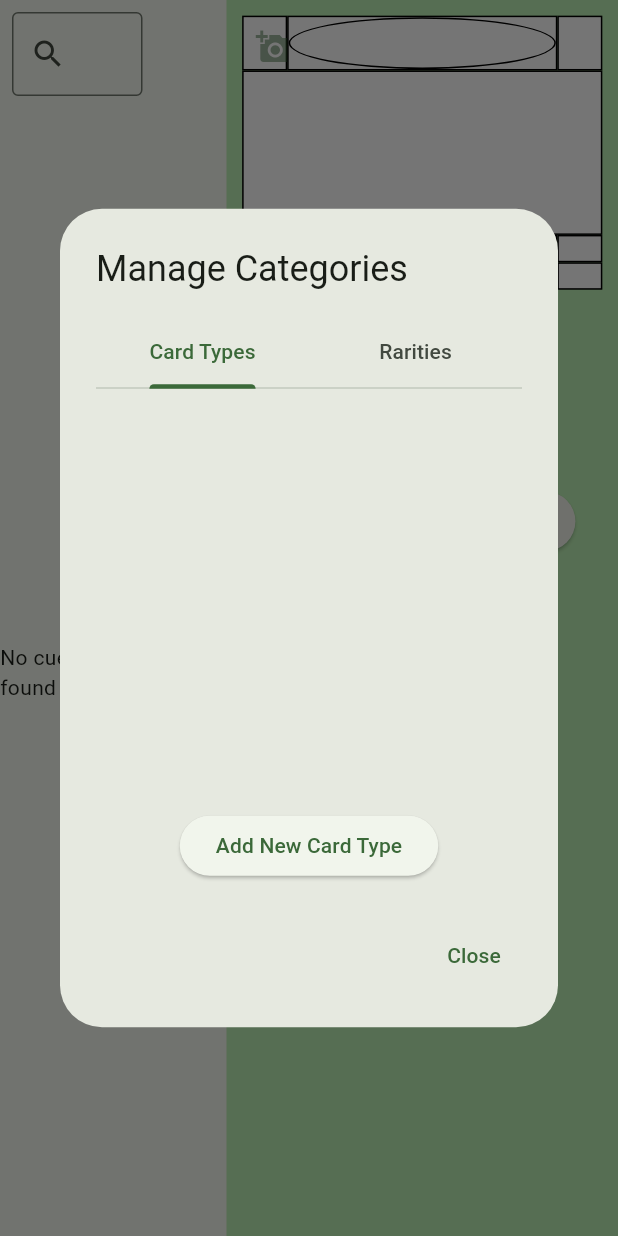
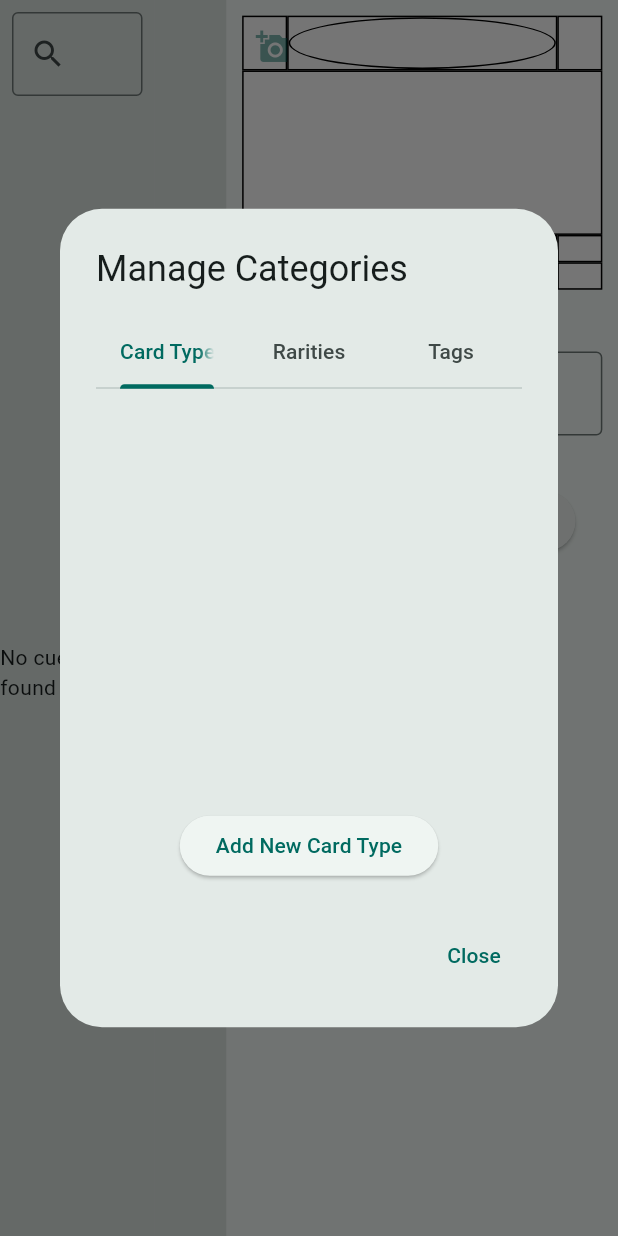
Before and after one commit to SynsLyns/dnd_cuecard_app, a Flutter app: the screen it shows after launch, after a tap on the "settings" icon, on a phone screen of 412 x 824 dp. Run offline on Flutter 3.47's test engine with Material 3 defaults, Android fonts, the phone set to English and light mode, and no system bars; our stand-ins replace flutter_colorpicker, image_picker, sqflite_common_ffi; accounts and stored records are empty.

Commit message:
Added tags

```diff
--- a/lib/app_state.dart
+++ b/lib/app_state.dart
@@ -2,6 +2,7 @@ import 'package:dnd_cuecard_app/logic/cue_card_database.dart';
 import 'package:dnd_cuecard_app/models/card_type.dart';
 import 'package:dnd_cuecard_app/models/cue_card.dart';
 import 'package:dnd_cuecard_app/models/rarity.dart';
+import 'package:dnd_cuecard_app/models/tag.dart';
 import 'package:flutter/material.dart';
 
 class AppState extends ChangeNotifier {
@@ -10,6 +11,7 @@ class AppState extends ChangeNotifier {
   List<CueCard> cueCards = [];
   List<Rarity> rarities = [];
   List<CardType> cardTypes = [];
+  List<Tag> tags = [];
 
   CueCard? selectedCard;
 
@@ -20,6 +22,7 @@ class AppState extends ChangeNotifier {
       loadRarities(),
       loadCardTypes(),
       loadCueCards(),
+      loadTags(),
     ]);
   }
 
@@ -38,6 +41,11 @@ class AppState extends ChangeNotifier {
     notifyListeners();
   }
 
+  Future<void> loadTags() async {
+    tags = await _cueCardDatabase.getTags();
+    notifyListeners();
+  }
+
   void selectCard(CueCard? card) {
     selectedCard = card;
     notifyListeners();
--- a/lib/logic/cue_card_creator.dart
+++ b/lib/logic/cue_card_creator.dart
@@ -5,13 +5,14 @@ import 'package:dnd_cuecard_app/logic/cue_card_database.dart';
 import 'package:dnd_cuecard_app/models/card_type.dart';
 import 'package:dnd_cuecard_app/models/cue_card.dart';
 import 'package:dnd_cuecard_app/models/rarity.dart';
+import 'package:dnd_cuecard_app/models/tag.dart';
 import 'package:path_provider/path_provider.dart';
 import 'package:crypto/crypto.dart';
 
 class CueCardCreator {
   static final CueCardDatabase _cueCardDatabase = CueCardDatabase();
 
-  static Future<void> createCueCard(String title, String requirements, String description, String box1, String box2, String notes, List<String> tags, int? type, int? rarity, String? iconFilePath) async {
+  static Future<void> createCueCard(String title, String requirements, String description, String box1, String box2, String notes, List<Tag> tags, int? type, int? rarity, String? iconFilePath) async {
     iconFilePath = await getIconFilePath(iconFilePath);
 
     CueCard cueCard = CueCard(
@@ -31,7 +32,7 @@ class CueCardCreator {
     await _cueCardDatabase.insertCueCard(cueCard);
   }
 
-  static Future<void> updateCueCard(int id, String title, String requirements, String description, String box1, String box2, String notes, List<String> tags, int? type, int? rarity, String? iconFilePath) async {
+  static Future<void> updateCueCard(int id, String title, String requirements, String description, String box1, String box2, String notes, List<Tag> tags, int? type, int? rarity, String? iconFilePath) async {
     iconFilePath = await getIconFilePath(iconFilePath);
 
     CueCard cueCard = CueCard(
@@ -92,6 +93,27 @@ class CueCardCreator {
     await _cueCardDatabase.deleteRarity(id);
   }
 
+  static Future<bool> createTag(String name) async {
+    if (await _cueCardDatabase.tagNameExists(name)) {
+      return false;
+    }
+    await _cueCardDatabase.insertTag(Tag(name: name));
+    return true;
+  }
+
+  static Future<bool> updateTag(int id, String name) async {
+    if (await _cueCardDatabase.tagNameExists(name, id)) {
+      return false;
+    }
+    await _cueCardDatabase.updateTag(Tag(id: id, name: name));
+    return true;
+  }
+
+  static Future<void> deleteTag(int id) async {
+    await _cueCardDatabase.deleteTag(id);
+  }
+
+
   static Future<String?> getIconFilePath(String? iconFilePath) async {
     if (iconFilePath == null) {
       return null;
--- a/lib/logic/cue_card_database.dart
+++ b/lib/logic/cue_card_database.dart
@@ -1,15 +1,14 @@
 import 'dart:async';
 import 'dart:io';
 
-import 'package:flutter/painting.dart';
 import 'package:path/path.dart';
 import 'package:path_provider/path_provider.dart';
 import 'package:sqflite_common_ffi/sqflite_ffi.dart';
-import 'package:flutter/foundation.dart';
 
 import '../models/card_type.dart';
 import '../models/cue_card.dart';
 import '../models/rarity.dart';
+import '../models/tag.dart';
 
 class CueCardDatabase {
   static final CueCardDatabase _instance = CueCardDatabase._internal();
@@ -94,9 +93,9 @@ class CueCardDatabase {
   Future<int> insertCueCard(CueCard cueCard) async {
     final db = await database;
     int id = await db.insert('cue_cards', cueCard.toMapForInsert());
-    for (String tagName in cueCard.tags) {
-      await db.insert('tags', {'name': tagName}, conflictAlgorithm: ConflictAlgorithm.ignore);
-      await db.insert('cue_card_tags', {'cue_card_id': id, 'tag_id': tagName});
+    for (String tagName in cueCard.tags.map((tag) => tag.name)) {
+      final tagId = await _getOrCreateTagId(db, tagName);
+      await db.insert('cue_card_tags', {'cue_card_id': id, 'tag_id': tagId}, conflictAlgorithm: ConflictAlgorithm.ignore);
     }
     return id;
   }
@@ -104,27 +103,53 @@ class CueCardDatabase {
   Future<CueCard> getCueCard(int id) async {
     final db = await database;
     final List<Map<String, Object?>> cueCard = await db.query('cue_cards', where: 'id = ?', whereArgs: [id]);
-    return CueCard.fromMap(cueCard[0]);
+    final List<Tag> tags = await getTagsForCueCard(id);
+    return CueCard.fromMap(cueCard[0], tags);
   }
 
   Future<List<CueCard>> getAllCueCards() async {
     final db = await database;
     final List<Map<String, Object?>> cueCards = await db.query('cue_cards');
-    return [
-      for (final {
-        'id' : id as int?,
-        'title' : title as String?,
-        'requirements' : requirements as String?,
-        'description' : description as String?,
-        'box1' : box1 as String?,
-        'box2' : box2 as String?,
-        'notes' : notes as String?,
-        'type' : type as int?,
-        'rarity' : rarity as int?,
-        'icon' : icon as String?,
-      } in cueCards)
-      CueCard(id: id, title: title, requirements: requirements, description: description, box1: box1, box2: box2, notes: notes, tags: [], dateCreated: null, type: type, rarity: rarity, iconFilePath: icon),
-    ];
+    List<CueCard> cueCardList = [];
+    for (final cueCardMap in cueCards) {
+      final int id = cueCardMap['id'] as int;
+      final String? title = cueCardMap['title'] as String?;
+      final String? requirements = cueCardMap['requirements'] as String?;
+      final String? description = cueCardMap['description'] as String?;
+      final String? box1 = cueCardMap['box1'] as String?;
+      final String? box2 = cueCardMap['box2'] as String?;
+      final String? notes = cueCardMap['notes'] as String?;
+      final int? type = cueCardMap['type'] as int?;
+      final int? rarity = cueCardMap['rarity'] as int?;
+      final String? icon = cueCardMap['icon'] as String?;
+      final List<Tag> tags = await getTagsForCueCard(id);
+
+      cueCardList.add(CueCard(
+        id: id,
+        title: title,
+        requirements: requirements,
+        description: description,
+        box1: box1,
+        box2: box2,
+        notes: notes,
+        tags: tags,
+        dateCreated: null,
+        type: type,
+        rarity: rarity,
+        iconFilePath: icon,
+      ));
+    }
+    return cueCardList;
+  }
+
+  Future<List<Tag>> getTagsForCueCard(int cueCardId) async {
+    final db = await database;
+    final List<Map<String, Object?>> tagMaps = await db.rawQuery('''
+      SELECT T.id, T.name FROM tags AS T
+      INNER JOIN cue_card_tags AS CCT ON T.id = CCT.tag_id
+      WHERE CCT.cue_card_id = ?
+    ''', [cueCardId]);
+    return tagMaps.map((map) => Tag.fromMap(map)).toList();
   }
 
   Future<int> updateCueCard(CueCard cueCard) async {
@@ -135,7 +160,11 @@ class CueCardDatabase {
       where: 'id = ?',
       whereArgs: [cueCard.id],
     );
-    debugPrint('Updated cue card with id: ${cueCard.id}');
+    await db.delete('cue_card_tags', where: 'cue_card_id = ?', whereArgs: [cueCard.id]);
+    for (String tagName in cueCard.tags.map((tag) => tag.name)) {
+      final tagId = await _getOrCreateTagId(db, tagName);
+      await db.insert('cue_card_tags', {'cue_card_id': cueCard.id, 'tag_id': tagId}, conflictAlgorithm: ConflictAlgorithm.ignore);
+    }
     return result;
   }
 
@@ -151,14 +180,7 @@ class CueCardDatabase {
   Future<List<Rarity>> getRarities() async {
     final db = await database;
     final List<Map<String, Object?>> rarities = await db.query('rarities');
-    return [
-      for (final {
-        'id' : id as int,
-        'name' : name as String,
-        'color' : color as int,
-      } in rarities)
-      Rarity(id: id, name: name, color: Color(color)),
-    ];
+    return rarities.map((map) => Rarity.fromMap(map)).toList();
   }
 
   Future<int> insertRarity(Rarity rarity) async {
@@ -188,14 +210,7 @@ class CueCardDatabase {
   Future<List<CardType>> getCardTypes() async {
     final db = await database;
     final List<Map<String, Object?>> cardTypes = await db.query('card_types');
-    return [
-      for (final {
-        'id' : id as int,
-        'name' : name as String,
-        'color' : color as int,
-      } in cardTypes)
-      CardType(id: id, name: name, color: Color(color)),
-    ];
+    return cardTypes.map((map) => CardType.fromMap(map)).toList();
   }
 
   Future<int> insertCardType(CardType cardType) async {
@@ -222,6 +237,36 @@ class CueCardDatabase {
     );
   }
 
+  Future<List<Tag>> getTags() async {
+    final db = await database;
+    final List<Map<String, Object?>> tags = await db.query('tags');
+    return tags.map((map) => Tag.fromMap(map)).toList();
+  }
+
+  Future<int> insertTag(Tag tag) async {
+    final db = await database;
+    return await db.insert('tags', tag.toMapForInsert());
+  }
+
+  Future<int> updateTag(Tag tag) async {
+    final db = await database;
+    return await db.update(
+      'tags',
+      tag.toMapForInsert(),
+      where: 'id = ?',
+      whereArgs: [tag.id],
+    );
+  }
+
+  Future<int> deleteTag(int id) async {
+    final db = await database;
+    return await db.delete(
+      'tags',
+      where: 'id = ?',
+      whereArgs: [id],
+    );
+  }
+
   Future<bool> rarityNameExists(String name, [int? id]) async {
     final db = await database;
     List<Map<String, Object?>> result;
@@ -243,4 +288,29 @@ class CueCardDatabase {
     }
     return result.isNotEmpty;
   }
+
+  Future<bool> tagNameExists(String name, [int? id]) async {
+    final db = await database;
+    List<Map<String, Object?>> result;
+    if (id == null) {
+      result = await db.query('tags', where: 'name = ?', whereArgs: [name]);
+    } else {
+      result = await db.query('tags', where: 'name = ? AND id != ?', whereArgs: [name, id]);
+    }
+    return result.isNotEmpty;
+  }
+
+  Future<int> _getOrCreateTagId(Database db, String tagName) async {
+    final List<Map<String, Object?>> existingTags = await db.query(
+      'tags',
+      where: 'name = ?',
+      whereArgs: [tagName],
+    );
+
+    if (existingTags.isNotEmpty) {
+      return existingTags.first['id'] as int;
+    } else {
+      return await db.insert('tags', {'name': tagName});
+    }
+  }
 }
--- a/lib/main.dart
+++ b/lib/main.dart
@@ -24,7 +24,7 @@ class MyApp extends StatelessWidget {
         title: 'DnD Cue Cards',
         theme: ThemeData(
           useMaterial3: true,
-          colorScheme: ColorScheme.fromSeed(seedColor: Colors.green),
+          colorScheme: ColorScheme.fromSeed(seedColor: Colors.teal, brightness: Brightness.light),
         ),
         home: MyHomePage(),
       ),
@@ -48,30 +48,50 @@ class _MyHomePageState extends State<MyHomePage> {
         return Scaffold(
           body: Row(
             children: [
+              Container(
+                color: Theme.of(context).colorScheme.surfaceContainerHighest,
+                child: Row(
+                  children: [
                     if (_isLibraryVisible)
                       AnimatedContainer(
+                        color: Theme.of(
+                          context,
+                        ).colorScheme.surfaceContainerHigh,
                         duration: Duration(milliseconds: 200),
                         width: constraints.maxWidth / 4,
                         child: CueCardLibraryView(),
                       ),
+                    Flex(
+                      direction: Axis.vertical,
+                      mainAxisAlignment: MainAxisAlignment.center,
+                      children: [
                         IconButton(
-                icon: Icon(_isLibraryVisible ? Icons.chevron_left : Icons.chevron_right),
+                          icon: Icon(
+                            _isLibraryVisible
+                                ? Icons.chevron_left
+                              : Icons.chevron_right,
+                        ),
                         onPressed: () {
                           setState(() {
                             _isLibraryVisible = !_isLibraryVisible;
                           });
                         },
                       ),
+                      ]
+                    ),
+                  ],
+                ),
+              ),
               Expanded(
                 child: Container(
-                  color: Theme.of(context).colorScheme.primaryContainer,
+                  color: Theme.of(context).colorScheme.surface,
                   child: CueCardCreatorView(),
                 ),
               ),
             ],
           ),
         );
-      }
+      },
     );
   }
 }
--- a/lib/screens/cue_card_creator_view.dart
+++ b/lib/screens/cue_card_creator_view.dart
@@ -95,7 +95,6 @@ class _CueCardCreatorViewState extends State<CueCardCreatorView> {
 
     void handleNewCard() {
       clearCueCard();
-      context.read<AppState>().selectCard(null);
     }
 
     return LayoutBuilder(
--- a/lib/screens/cue_card_form_controllers.dart
+++ b/lib/screens/cue_card_form_controllers.dart
@@ -3,6 +3,7 @@ import 'package:dnd_cuecard_app/logic/cue_card_creator.dart';
 import 'package:dnd_cuecard_app/models/card_type.dart';
 import 'package:dnd_cuecard_app/models/cue_card.dart';
 import 'package:dnd_cuecard_app/models/rarity.dart';
+import 'package:dnd_cuecard_app/models/tag.dart';
 import 'package:flutter/material.dart';
 import 'package:image_picker/image_picker.dart';
 
@@ -15,6 +16,7 @@ class CueCardFormControllers {
   final box2Controller = TextEditingController();
   final cardTypeController = TextEditingController();
   final rarityController = TextEditingController();
+  List<Tag> tags = [];
 
   void dispose() {
     titleController.dispose();
@@ -25,6 +27,7 @@ class CueCardFormControllers {
     box2Controller.dispose();
     cardTypeController.dispose();
     rarityController.dispose();
+    tags.clear();
   }
 
   void loadCard(CueCard card, AppState appState) {
@@ -32,6 +35,7 @@ class CueCardFormControllers {
     requirementsController.text = card.requirements ?? '';
     descriptionController.text = card.description ?? '';
     notesController.text = card.notes ?? '';
+    tags = List<Tag>.from(card.tags);
     box1Controller.text = card.box1 ?? '';
     box2Controller.text = card.box2 ?? '';
 
@@ -61,7 +65,7 @@ class CueCardFormControllers {
         box1Controller.text,
         box2Controller.text,
         notesController.text,
-        [],
+        tags,
         cardTypeController.text.isEmpty ? null : cardTypes.firstWhere((type) => type.name == cardTypeController.text).id,
         rarityController.text.isEmpty ? null : rarities.firstWhere((r) => r.name == rarityController.text).id,
         image?.path,
@@ -75,7 +79,7 @@ class CueCardFormControllers {
         box1Controller.text,
         box2Controller.text,
         notesController.text,
-        [],
+        tags,
         cardTypeController.text.isEmpty ? null : cardTypes.firstWhere((type) => type.name == cardTypeController.text).id,
         rarityController.text.isEmpty ? null : rarities.firstWhere((r) => r.name == rarityController.text).id,
         image?.path,
@@ -93,6 +97,7 @@ class CueCardFormControllers {
     box1Controller.clear();
     box2Controller.clear();
     notesController.clear();
+    tags.clear();
     cardTypeController.clear();
     rarityController.clear();
     appState.selectCard(null);
--- a/lib/screens/cue_card_library_view.dart
+++ b/lib/screens/cue_card_library_view.dart
@@ -40,7 +40,9 @@ class _CueCardLibraryViewState extends State<CueCardLibraryView> {
       return (cueCard.title ?? '').toLowerCase().contains(_searchText.toLowerCase());
     }).toList();
 
-    return Column(
+    return Container(
+      color: Theme.of(context).colorScheme.surfaceContainerHighest,
+      child: Column(
         children: [
           Padding(
             padding: const EdgeInsets.all(8.0),
@@ -72,6 +74,7 @@ class _CueCardLibraryViewState extends State<CueCardLibraryView> {
                   ),
           ),
         ],
+      ),
     );
   }
 }
--- a/lib/screens/management_modal_view.dart
+++ b/lib/screens/management_modal_view.dart
@@ -1,5 +1,8 @@
+import 'package:dnd_cuecard_app/models/tag.dart';
 import 'package:dnd_cuecard_app/widgets/manage_category_dialog.dart';
 import 'package:dnd_cuecard_app/interfaces/categorizable.dart';
+import 'package:dnd_cuecard_app/widgets/manage_tag_dialog.dart';
+import 'package:dnd_cuecard_app/widgets/tag_management_tab.dart';
 import 'package:flutter/material.dart';
 import 'package:dnd_cuecard_app/widgets/category_management_tab.dart';
 import 'package:provider/provider.dart';
@@ -12,11 +15,13 @@ import 'package:dnd_cuecard_app/models/rarity.dart';
 class ManagementModalView extends StatefulWidget {
   final Function() refreshCardTypes;
   final Function() refreshRarities;
+  final Function() refreshTags;
 
   const ManagementModalView({
     super.key,
     required this.refreshCardTypes,
     required this.refreshRarities,
+    required this.refreshTags,
   });
 
   @override
@@ -29,7 +34,7 @@ class _ManagementModalViewState extends State<ManagementModalView> with SingleTi
   @override
   void initState() {
     super.initState();
-    _tabController = TabController(length: 2, vsync: this);
+    _tabController = TabController(length: 3, vsync: this);
   }
 
   @override
@@ -52,6 +57,7 @@ class _ManagementModalViewState extends State<ManagementModalView> with SingleTi
               tabs: const [
                 Tab(text: 'Card Types'),
                 Tab(text: 'Rarities'),
+                Tab(text: 'Tags'),
               ],
             ),
             SizedBox(
@@ -76,6 +82,15 @@ class _ManagementModalViewState extends State<ManagementModalView> with SingleTi
                     deleteFunction: CueCardCreator.deleteRarity,
                     refreshFunction: widget.refreshRarities,
                     showCreateEditDialog: _showCreateEditDialog,
+                  ),
+                  TagManagementTab(
+                    categoryLabel: 'Tags',
+                    values: context.watch<AppState>().tags,
+                    createFunction: CueCardCreator.createTag,
+                    updateFunction: CueCardCreator.updateTag,
+                    deleteFunction: CueCardCreator.deleteTag,
+                    refreshFunction: widget.refreshTags,
+                    showCreateEditDialog: _showCreateTagEditDialog,
                   ),
                 ],
               ),
@@ -113,4 +128,26 @@ class _ManagementModalViewState extends State<ManagementModalView> with SingleTi
       ),
     );
   }
+
+  void _showCreateTagEditDialog({
+    required BuildContext context,
+    required String label,
+    required Future<bool> Function(String) createFunction,
+    required Future<bool> Function(int, String) updateFunction,
+    required Function(int) deleteFunction,
+    required Function() refreshFunction,
+    Tag? item,
+  }) {
+    showDialog(
+      context: context,
+      builder: (context) => ManageTagDialog(
+        item: item,
+        label: label,
+        createFunction: createFunction,
+        updateFunction: updateFunction,
+        deleteFunction: deleteFunction,
+        refreshFunction: refreshFunction,
+      ),
+    );
+  }
 }
--- a/lib/widgets/card_options.dart
+++ b/lib/widgets/card_options.dart
@@ -5,6 +5,7 @@ import 'package:dnd_cuecard_app/models/rarity.dart';
 import 'package:dnd_cuecard_app/screens/cue_card_form_controllers.dart';
 import 'package:dnd_cuecard_app/screens/management_modal_view.dart';
 import 'package:dnd_cuecard_app/widgets/categorizable_dropdown_menu.dart';
+import 'package:dnd_cuecard_app/widgets/tag_input.dart';
 import 'package:flutter/material.dart';
 import 'package:provider/provider.dart';
 
@@ -67,6 +68,7 @@ class CardOptions extends StatelessWidget {
           return ManagementModalView(
             refreshCardTypes: appState.loadCardTypes,
             refreshRarities: appState.loadRarities,
+            refreshTags: appState.loadTags,
           );
         },
       );
@@ -92,7 +94,13 @@ class CardOptions extends StatelessWidget {
             onPressed: handleManageCategories,
           ),
         ),
-        const Spacer(flex: 10)
+        Expanded(
+          flex: 10,
+          child: TagInputField(
+            selectedTags: _controllers.tags,
+            suggestions: appState.tags,
+          )
+        )
       ],
     );
   }
--- a/lib/widgets/tag_input.dart
+++ b/lib/widgets/tag_input.dart
@@ -6,17 +6,18 @@ class TagInputField extends StatefulWidget {
   const TagInputField({
     super.key,
     required this.suggestions,
+    required this.selectedTags,
   });
 
+
   final List<Tag> suggestions;
+  final List<Tag> selectedTags;
 
   @override
   State<TagInputField> createState() => _TagInputFieldState();
 }
 
 class _TagInputFieldState extends State<TagInputField> {
-  final List<Tag> _tags = [];
-
   @override
   Widget build(BuildContext context) {
     return Column(
@@ -33,10 +34,10 @@ class _TagInputFieldState extends State<TagInputField> {
     return Wrap(
       spacing: 8,
       runSpacing: 8,
-      children: _tags.map((tag) {
+      children: widget.selectedTags.map((tag) {
         void removeTag(Tag tag) {
           setState(() {
-            _tags.remove(tag);
+            widget.selectedTags.remove(tag);
           });
         }
         return TagChip(
@@ -54,16 +55,16 @@ class _TagInputFieldState extends State<TagInputField> {
     void addTag(Tag tag) {
       controller.clear();
       focusNode.unfocus();
-      if (_tags.any((t) => t.name == tag.name)) return;
+      if (widget.selectedTags.any((t) => t.name == tag.name)) return;
       setState(() {
-        _tags.add(tag);
+        widget.selectedTags.add(tag);
       });
     }
 
     return Autocomplete<Tag>(
       optionsBuilder: (TextEditingValue textEditingValue) {
         return widget.suggestions.where((option) =>
-            !_tags.any((t) => t.name == option.name) &&
+            !widget.selectedTags.any((t) => t.name == option.name) &&
             (textEditingValue.text.isEmpty ||
                 option.name.toLowerCase().contains(textEditingValue.text.toLowerCase())));
       },
```
Also changed, not shown: lib/models/card_type.dart (+8 -0 lines), lib/models/rarity.dart (+8 -0 lines), lib/widgets/manage_tag_dialog.dart (added, +113 -0 lines), lib/widgets/tag_management_tab.dart (added, +90 -0 lines). Lines whose indentation alone changed are shown as unchanged.
